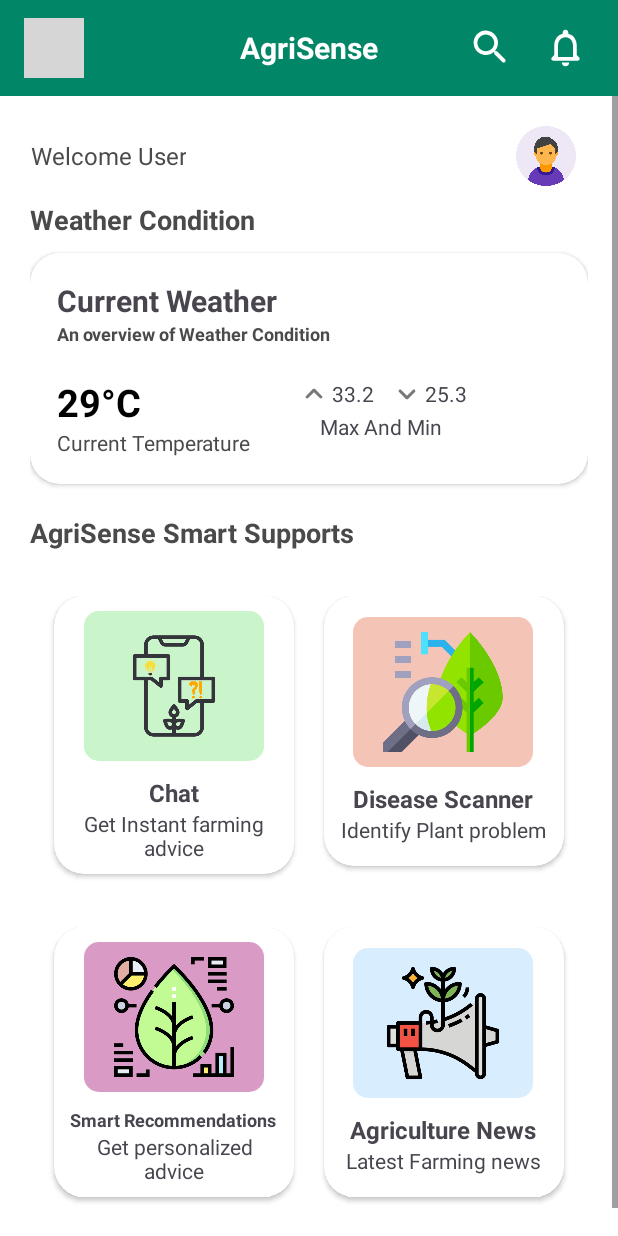
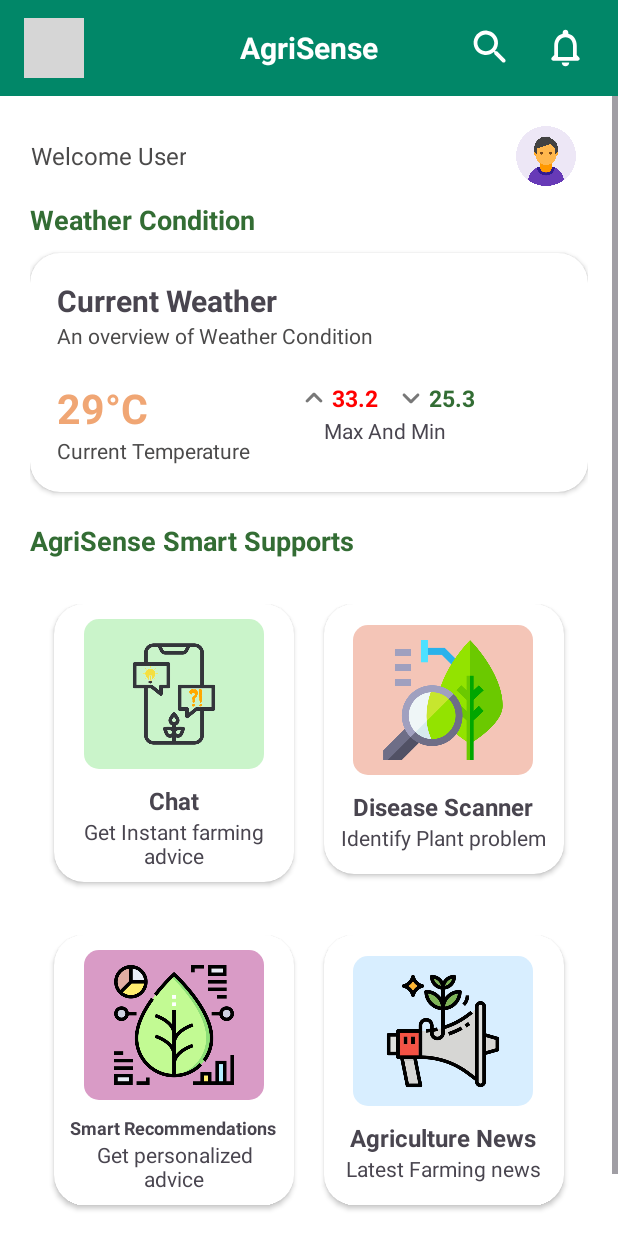
Before and after one commit to Vishal-140/AgriSense, an Android app: the HomeActivity screen opened directly, with no data from a screen before it, on a phone screen of 412 x 824 dp. Run offline under Robolectric (Android 15) with nearby library versions, the phone set to English and light mode, and no system bars; grey boxes are pictures that could not be loaded.

Commit message:
updated text color and size

```diff
--- a/app/src/main/java/com/example/agrisense/HomeActivity.kt
+++ b/app/src/main/java/com/example/agrisense/HomeActivity.kt
@@ -10,15 +10,6 @@ class HomeActivity : AppCompatActivity() {
         super.onCreate(savedInstanceState)
         setContentView(R.layout.activity_home)
 
-        val btnAskQuery = findViewById<Button>(R.id.btnAskQuery)
-        val btnHistory = findViewById<Button>(R.id.btnHistory)
 
-        btnAskQuery.setOnClickListener {
-            // TODO: Open QueryActivity
-        }
-
-        btnHistory.setOnClickListener {
-            // TODO: Open HistoryActivity
-        }
     }
 }
--- a/app/src/main/res/layout/activity_home.xml
+++ b/app/src/main/res/layout/activity_home.xml
@@ -32,7 +32,7 @@
             android:gravity="center"
             android:layout_gravity="center"
             android:textColor="@color/white"
-            android:textSize="20dp"
+            android:textSize="20sp"
             />
 
         <ImageView
@@ -101,7 +101,7 @@
                 android:layout_height="wrap_content"
                 android:text="Weather Condition"
                 android:textSize="18sp"
-                android:textColor="@color/gray"
+                android:textColor="@color/text_green"
                 android:textStyle="bold"
                 android:layout_marginTop="10dp"/>
 
@@ -138,8 +138,8 @@
                         android:layout_height="wrap_content"
                         android:text="An overview of Weather Condition"
                         android:textColor="@color/gray"
-                        android:textSize="12dp"
-                        android:textStyle="bold"/>
+                        android:textSize="14sp"
+                        />
 
                 </LinearLayout>
 
@@ -158,8 +158,8 @@
                             android:layout_height="wrap_content"
                             android:text="29°C"
                             android:textStyle="bold"
-                            android:textColor="@color/black"
-                            android:textSize="25dp"/>
+                            android:textColor="@color/orange"
+                            android:textSize="27sp"/>
 
                         <TextView
                             android:layout_width="wrap_content"
@@ -190,6 +190,9 @@
                                 android:layout_width="wrap_content"
                                 android:layout_height="wrap_content"
                                 android:text="33.2"
+                                android:textStyle="bold"
+                                android:textColor="@color/red"
+                                android:textSize="15sp"
                                 android:layout_gravity="center"
                                 android:layout_marginRight="10dp"
                                 />
@@ -203,6 +206,9 @@
                                 android:layout_width="wrap_content"
                                 android:layout_height="wrap_content"
                                 android:layout_gravity="center"
+                                android:textColor="@color/text_green"
+                                android:textSize="15sp"
+                                android:textStyle="bold"
                                 android:text="25.3"/>
 
                         </LinearLayout>
@@ -231,8 +237,8 @@
             android:layout_height="wrap_content"
             android:text="AgriSense Smart Supports"
             android:layout_marginTop="20dp"
-            android:textColor="@color/gray"
-            android:textSize="18dp"
+            android:textColor="@color/text_green"
+            android:textSize="18sp"
             android:textStyle="bold"
             android:layout_marginBottom="20dp"
             />
@@ -282,7 +288,7 @@
                         android:layout_height="wrap_content"
                         android:layout_gravity="center"
                         android:textStyle="bold"
-                        android:textSize="16dp"
+                        android:textSize="16sp"
                         android:text="Chat"/>
 
                     <TextView
@@ -330,7 +336,7 @@
                         android:layout_height="wrap_content"
                         android:layout_gravity="center"
                         android:textStyle="bold"
-                        android:textSize="16dp"
+                        android:textSize="16sp"
                         android:text="Disease Scanner"/>
 
                     <TextView
@@ -391,7 +397,7 @@
                         android:layout_height="wrap_content"
                         android:layout_gravity="center"
                         android:textStyle="bold"
-                        android:textSize="12dp"
+                        android:textSize="12sp"
                         android:text="Smart Recommendations"/>
 
                     <TextView
@@ -440,7 +446,7 @@
                         android:layout_height="wrap_content"
                         android:layout_gravity="center"
                         android:textStyle="bold"
-                        android:textSize="16dp"
+                        android:textSize="16sp"
                         android:text="Agriculture News"/>
 
                     <TextView
@@ -453,6 +459,13 @@
 
             </androidx.cardview.widget.CardView>
         </LinearLayout>
+
+        <TextView
+            android:layout_width="wrap_content"
+            android:layout_height="wrap_content"
+            android:text="Plant Problem"/>
+
+
     </LinearLayout>
 </ScrollView>
 
--- a/app/src/main/res/values/colors.xml
+++ b/app/src/main/res/values/colors.xml
@@ -7,5 +7,7 @@
     <color name="purple">#7A35D5</color>
     <color name="red">#FF0000</color>
     <color name="green">#336D34</color>
+    <color name="text_green">#336D34</color>
+    <color name="orange">#F0A674</color>
 
 </resources>
```
